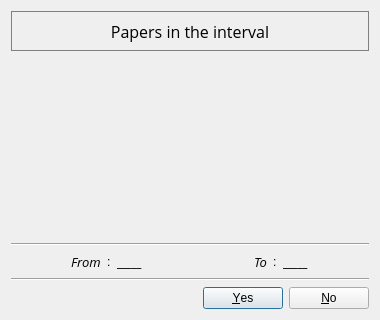
Before: the Qt Designer form ui/xml/interval.ui in janoschortmann/abstract-screening, drawn with Qt 5.
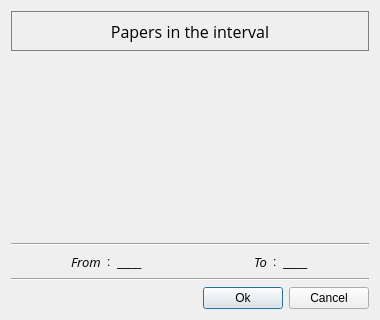
After: the same form once the commit is applied.

Patch:
```diff
--- a/ui/xml/interval.ui
+++ b/ui/xml/interval.ui
@@ -213,11 +213,35 @@
     </widget>
    </item>
    <item>
-    <widget class="QDialogButtonBox" name="box">
-     <property name="standardButtons">
-      <set>QDialogButtonBox::StandardButton::No|QDialogButtonBox::StandardButton::Yes</set>
-     </property>
-    </widget>
+    <layout class="QHBoxLayout" name="buttonbox">
+     <item>
+      <spacer name="spacer">
+       <property name="orientation">
+        <enum>Qt::Orientation::Horizontal</enum>
+       </property>
+       <property name="sizeHint" stdset="0">
+        <size>
+         <width>40</width>
+         <height>20</height>
+        </size>
+       </property>
+      </spacer>
+     </item>
+     <item>
+      <widget class="QPushButton" name="ok">
+       <property name="text">
+        <string>Ok</string>
+       </property>
+      </widget>
+     </item>
+     <item>
+      <widget class="QPushButton" name="cancel">
+       <property name="text">
+        <string>Cancel</string>
+       </property>
+      </widget>
+     </item>
+    </layout>
    </item>
   </layout>
  </widget>
```
Left out of the diff: 1 changed line with no effect on the pictures.
